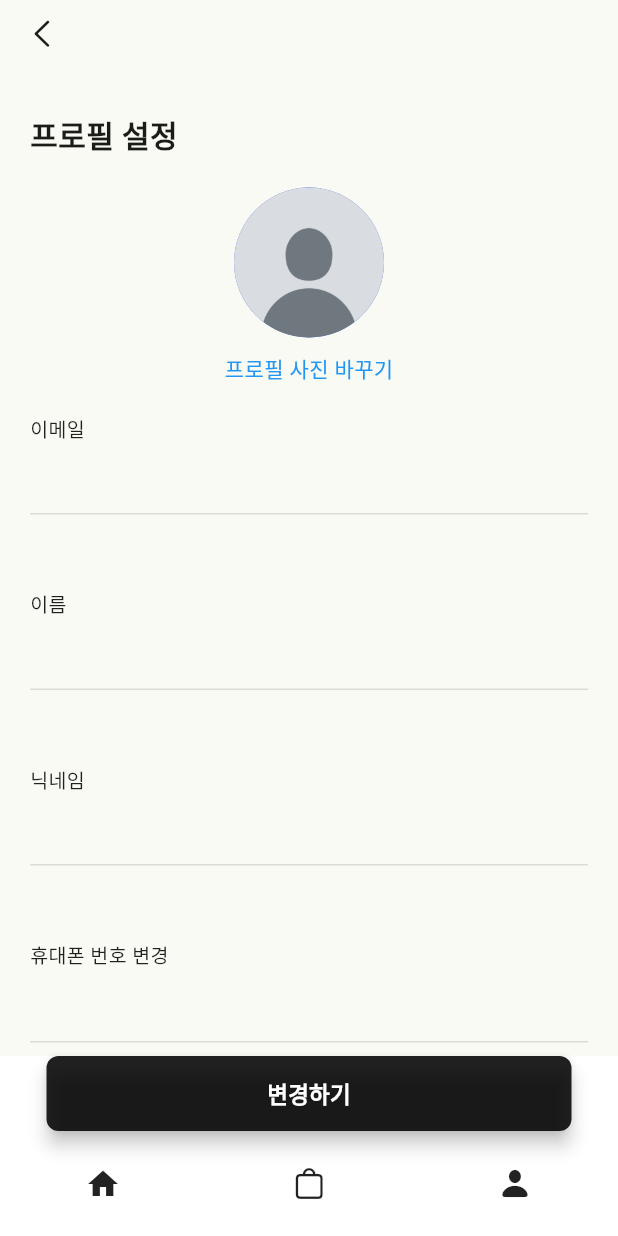
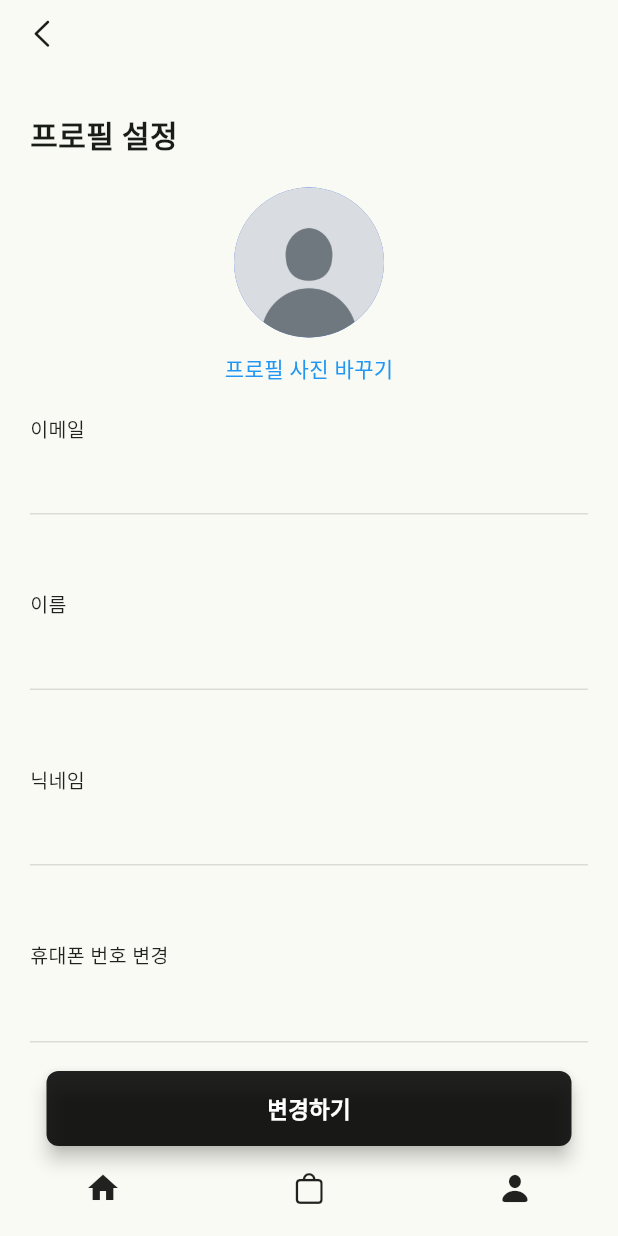
Before and after one commit to chugue/ropa-flutter-project, a Flutter app: the ProfileSetting screen opened directly, on a phone screen of 412 x 824 dp. Run offline on Flutter 3.47's test engine with Material 3 defaults, Android fonts, the phone set to English and light mode, and no system bars.

Commit message:
profile, settings done

```diff
--- a/lib/components/bottom_control.dart
+++ b/lib/components/bottom_control.dart
@@ -9,10 +9,8 @@ class BottomControl extends StatelessWidget {
   @override
   Widget build(BuildContext context) {
     return Container(
-      height: 120, // 바텀 네비게이션바의 높이
-      color: Colors.white,
       child: Padding(
-        padding: const EdgeInsets.only(top: 50),
+        padding: const EdgeInsets.symmetric(vertical: 20),
         child: Row(
           mainAxisAlignment: MainAxisAlignment.spaceAround,
           children: [
--- a/lib/holder/profile/_profileMenus.dart
+++ b/lib/holder/profile/_profile_menus.dart
@@ -30,6 +30,7 @@ class ProfileMenus extends StatelessWidget {
                   Icon(
                     CupertinoIcons.chevron_right,
                     color: Colors.black87,
+                    size: 16,
                   ),
                 ],
               ),
--- a/lib/holder/profile/profile_setting.dart
+++ b/lib/holder/profile/profile_page.dart
@@ -42,14 +42,18 @@ class ProfileSetting extends StatelessWidget {
           SizedBox(height: 10) // 비밀번호 변경
         ],
       ),
-      bottomNavigationBar: Stack(
-        alignment: Alignment.topCenter, // 스택 내에서 위젯들을 위쪽 중앙에 정렬
+      bottomNavigationBar: SizedBox(
+        height: 120,
+        child: Stack(
+          alignment: Alignment.bottomCenter, // 스택 내에서 위젯들을 위쪽 중앙에 정렬
           children: [
             BottomControl(),
             Positioned(
+              bottom: 60,
               child: BottomButton(),
             ),
           ],
+        ),
       ),
     );
   }
```
Also changed, not shown: lib/holder/main_holder.dart (+2 -73 lines), lib/holder/profile/_profile_small_title.dart (added, +23 -0 lines), lib/holder/profile/settings_page.dart (added, +67 -0 lines). Lines whose indentation alone changed are shown as unchanged.
